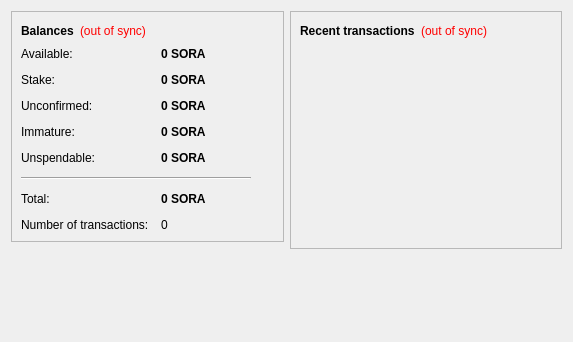
Before: the Qt Designer form src/qt/forms/overviewpage.ui in FromHDDtoSSD/SorachanCoin-qt, drawn with Qt 5.
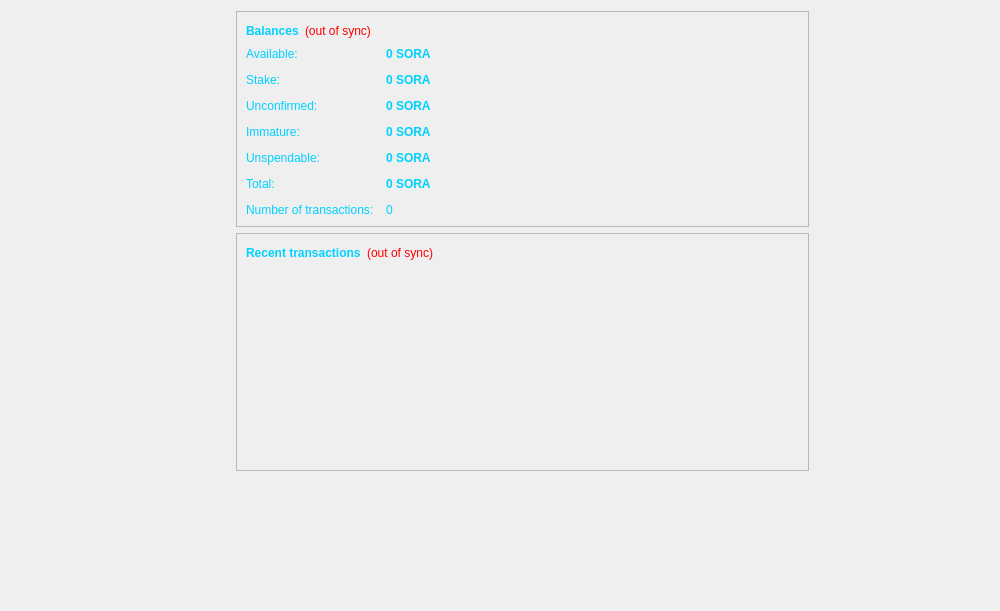
After: the same form once the commit is applied.

```diff
--- a/src/qt/forms/overviewpage.ui
+++ b/src/qt/forms/overviewpage.ui
@@ -6,14 +6,36 @@
    <rect>
     <x>0</x>
     <y>0</y>
-    <width>573</width>
-    <height>342</height>
+    <width>1000</width>
+    <height>611</height>
    </rect>
   </property>
+  <property name="maximumSize">
+   <size>
+    <width>1000</width>
+    <height>611</height>
+   </size>
+  </property>
   <property name="windowTitle">
    <string>Form</string>
   </property>
-  <layout class="QHBoxLayout" name="horizontalLayout" stretch="1,1">
+  <property name="styleSheet">
+   <string notr="true">color: rgb(0, 209, 255);</string>
+  </property>
+  <layout class="QHBoxLayout" name="horizontalLayout" stretch="0,1,0">
+   <item>
+    <spacer name="horizontalSpacer_3">
+     <property name="orientation">
+      <enum>Qt::Horizontal</enum>
+     </property>
+     <property name="sizeHint" stdset="0">
+      <size>
+       <width>225</width>
+       <height>20</height>
+      </size>
+     </property>
+    </spacer>
+   </item>
    <item>
     <layout class="QVBoxLayout" name="verticalLayout_2">
      <item>
@@ -254,20 +276,7 @@
             </property>
            </widget>
           </item>
-          <item row="5" column="0" colspan="2">
-           <widget class="Line" name="line">
-            <property name="maximumSize">
-             <size>
-              <width>230</width>
-              <height>16777215</height>
-             </size>
-            </property>
-            <property name="orientation">
-             <enum>Qt::Horizontal</enum>
-            </property>
-           </widget>
-          </item>
-          <item row="6" column="0">
+          <item row="5" column="0">
            <widget class="QLabel" name="labelTotalText">
             <property name="toolTip">
              <string>Your current total balance</string>
@@ -277,7 +286,7 @@
             </property>
            </widget>
           </item>
-          <item row="6" column="1">
+          <item row="5" column="1">
            <widget class="QLabel" name="labelTotal">
             <property name="font">
              <font>
@@ -299,7 +308,7 @@
             </property>
            </widget>
           </item>
-          <item row="7" column="0">
+          <item row="6" column="0">
            <widget class="QLabel" name="label_2">
             <property name="toolTip">
              <string>Total number of transactions in wallet</string>
@@ -309,7 +318,7 @@
             </property>
            </widget>
           </item>
-          <item row="7" column="1">
+          <item row="6" column="1">
            <widget class="QLabel" name="labelNumTransactions">
             <property name="toolTip">
              <string>Total number of transactions in wallet</string>
@@ -325,23 +334,6 @@
       </widget>
      </item>
      <item>
-      <spacer name="verticalSpacer">
-       <property name="orientation">
-        <enum>Qt::Vertical</enum>
-       </property>
-       <property name="sizeHint" stdset="0">
-        <size>
-         <width>20</width>
-         <height>40</height>
-        </size>
-       </property>
-      </spacer>
-     </item>
-    </layout>
-   </item>
-   <item>
-    <layout class="QVBoxLayout" name="verticalLayout_3">
-     <item>
       <widget class="QFrame" name="frame_2">
        <property name="frameShape">
         <enum>QFrame::StyledPanel</enum>
@@ -413,7 +405,7 @@
       </widget>
      </item>
      <item>
-      <spacer name="verticalSpacer_2">
+      <spacer name="verticalSpacer">
        <property name="orientation">
         <enum>Qt::Vertical</enum>
        </property>
@@ -427,6 +419,19 @@
      </item>
     </layout>
    </item>
+   <item>
+    <spacer name="horizontalSpacer_4">
+     <property name="orientation">
+      <enum>Qt::Horizontal</enum>
+     </property>
+     <property name="sizeHint" stdset="0">
+      <size>
+       <width>180</width>
+       <height>20</height>
+      </size>
+     </property>
+    </spacer>
+   </item>
   </layout>
  </widget>
  <resources/>
```
